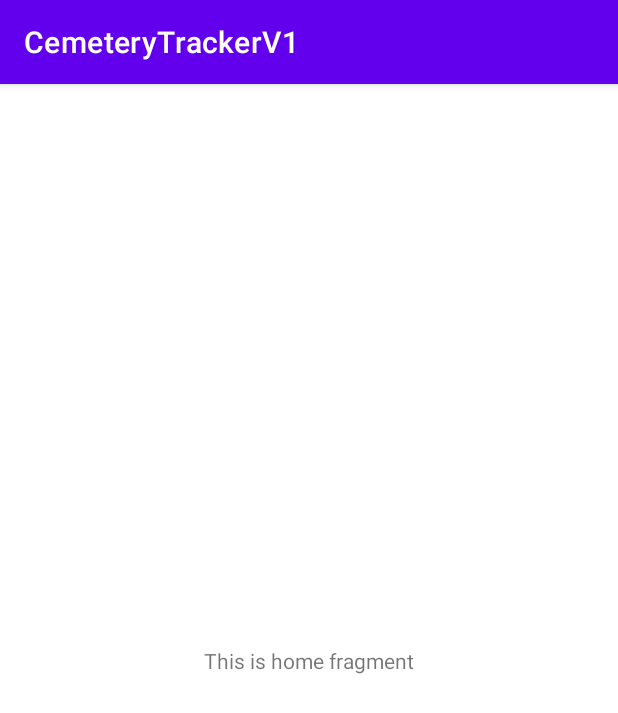
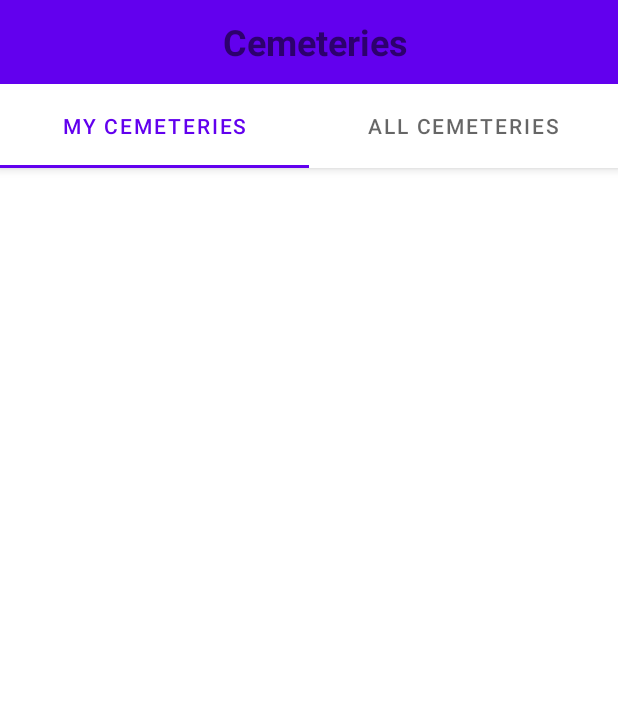
Before and after one commit to slscott9/CemeteryTrackerV1Jan, an Android app: the HomeFragment screen opened through its navigation route, on a phone screen of 412 x 824 dp. Shown: the top 713 px of the screen. Run offline under Robolectric (Android 15) with nearby library versions, the phone set to English and light mode, and no system bars; our stand-ins replace Dagger/Hilt's generated code, data binding; libraries missing offline, so code that uses them is left out: androidx.hilt.lifecycle; 3 statements that could not run were skipped.

Commit message:
Added View pager to Home Fragment which hosts MyCemeteriesFragment.kt and AllCemeteriesFragment.kt

```diff
--- /dev/null
+++ b/app/src/main/java/com/sscott/cemeterytrackerv1/ui/adapters/CemViewPagerAdapter.kt
@@ -0,0 +1,29 @@
+package com.sscott.cemeterytrackerv1.ui.adapters
+
+import androidx.fragment.app.Fragment
+import androidx.viewpager2.adapter.FragmentStateAdapter
+import com.sscott.cemeterytrackerv1.ui.home.allcems.AllCemeteriesFragment
+import com.sscott.cemeterytrackerv1.ui.home.mycems.MyCemeteriesFragment
+
+
+const val MYCEMS_INDEX = 0
+const val ALLCEMS_INDEX = 1
+
+
+class CemViewPagerAdapter(fragment : Fragment) : FragmentStateAdapter(fragment) {
+
+    private val tabCreator = mapOf(
+        MYCEMS_INDEX to MyCemeteriesFragment(),
+        ALLCEMS_INDEX to AllCemeteriesFragment()
+    )
+
+    override fun getItemCount(): Int {
+        return tabCreator.size
+    }
+
+    override fun createFragment(position: Int): Fragment {
+        return tabCreator[position]!!
+    }
+
+
+}
--- a/app/src/main/java/com/sscott/cemeterytrackerv1/ui/home/HomeFragment.kt
+++ b/app/src/main/java/com/sscott/cemeterytrackerv1/ui/home/HomeFragment.kt
@@ -8,29 +8,23 @@ import android.view.View
 import android.view.ViewGroup
 import androidx.databinding.DataBindingUtil
 import androidx.navigation.fragment.findNavController
+import com.google.android.material.tabs.TabLayoutMediator
 import com.sscott.cemeterytrackerv1.R
 import com.sscott.cemeterytrackerv1.databinding.FragmentHomeBinding
 import com.sscott.cemeterytrackerv1.other.Constants.KEY_LOGGED_IN_EMAIL
 import com.sscott.cemeterytrackerv1.other.Constants.KEY_PASSWORD
 import com.sscott.cemeterytrackerv1.other.Constants.NO_EMAIL
 import com.sscott.cemeterytrackerv1.other.Constants.NO_PASSWORD
+import com.sscott.cemeterytrackerv1.ui.adapters.ALLCEMS_INDEX
+import com.sscott.cemeterytrackerv1.ui.adapters.CemViewPagerAdapter
+import com.sscott.cemeterytrackerv1.ui.adapters.MYCEMS_INDEX
 import dagger.hilt.android.AndroidEntryPoint
 import javax.inject.Inject
 
 @AndroidEntryPoint
 class HomeFragment : Fragment() {
 
-
-
     private lateinit var binding : FragmentHomeBinding
-
-
-    override fun onCreate(savedInstanceState: Bundle?) {
-        super.onCreate(savedInstanceState)
-
-
-
-    }
 
     override fun onCreateView(
         inflater: LayoutInflater, container: ViewGroup?,
@@ -40,10 +34,26 @@ class HomeFragment : Fragment() {
         binding = DataBindingUtil.inflate(inflater, R.layout.fragment_home, container, false)
         binding.lifecycleOwner = viewLifecycleOwner
 
+        val tabLayout = binding.cemTabLayout
+        val viewPager = binding.cemViewPager
+
+        viewPager.adapter = CemViewPagerAdapter(this)
+
+        TabLayoutMediator(tabLayout, viewPager){tab, pos ->
+        tab.text = getTabTitle(pos)
+        }.attach()
+
         return binding.root
+    }
+
+    fun getTabTitle(position : Int): String {
+        return when(position){
+            MYCEMS_INDEX -> "My Cemeteries"
+            ALLCEMS_INDEX -> "All Cemeteries"
+            else -> ""
+        }
     }
 
 
 
-
 }
--- /dev/null
+++ b/app/src/main/java/com/sscott/cemeterytrackerv1/ui/home/allcems/AllCemeteriesFragment.kt
@@ -0,0 +1,24 @@
+package com.sscott.cemeterytrackerv1.ui.home.allcems
+
+import android.os.Bundle
+import androidx.fragment.app.Fragment
+import android.view.LayoutInflater
+import android.view.View
+import android.view.ViewGroup
+import com.sscott.cemeterytrackerv1.R
+
+
+class AllCemeteriesFragment : Fragment() {
+
+
+
+    override fun onCreateView(
+        inflater: LayoutInflater, container: ViewGroup?,
+        savedInstanceState: Bundle?
+    ): View? {
+        // Inflate the layout for this fragment
+        return inflater.inflate(R.layout.fragment_all_cemeteries, container, false)
+    }
+
+
+}
--- /dev/null
+++ b/app/src/main/java/com/sscott/cemeterytrackerv1/ui/home/mycems/MyCemeteriesFragment.kt
@@ -0,0 +1,23 @@
+package com.sscott.cemeterytrackerv1.ui.home.mycems
+
+import android.os.Bundle
+import androidx.fragment.app.Fragment
+import android.view.LayoutInflater
+import android.view.View
+import android.view.ViewGroup
+import com.sscott.cemeterytrackerv1.R
+
+
+class MyCemeteriesFragment : Fragment() {
+
+
+    override fun onCreateView(
+        inflater: LayoutInflater, container: ViewGroup?,
+        savedInstanceState: Bundle?
+    ): View? {
+        // Inflate the layout for this fragment
+        return inflater.inflate(R.layout.fragment_my_cemeteries, container, false)
+    }
+
+
+}
--- /dev/null
+++ b/app/src/main/res/layout/fragment_all_cemeteries.xml
@@ -0,0 +1,14 @@
+<?xml version="1.0" encoding="utf-8"?>
+<FrameLayout xmlns:android="http://schemas.android.com/apk/res/android"
+    xmlns:tools="http://schemas.android.com/tools"
+    android:layout_width="match_parent"
+    android:layout_height="match_parent"
+    tools:context=".ui.home.allcems.AllCemeteriesFragment">
+
+    <!-- TODO: Update blank fragment layout -->
+    <TextView
+        android:layout_width="match_parent"
+        android:layout_height="match_parent"
+        android:text="@string/hello_blank_fragment" />
+
+</FrameLayout>
--- a/app/src/main/res/layout/fragment_home.xml
+++ b/app/src/main/res/layout/fragment_home.xml
@@ -4,17 +4,54 @@
     xmlns:tools="http://schemas.android.com/tools"
     tools:context=".ui.home.HomeFragment">
 
-    <androidx.constraintlayout.widget.ConstraintLayout
+    <androidx.coordinatorlayout.widget.CoordinatorLayout
         android:layout_width="match_parent"
         android:layout_height="match_parent">
 
-        <TextView
-            android:layout_width="wrap_content"
-            android:layout_height="wrap_content"
-            android:text="This is home fragment"
-            app:layout_constraintBottom_toBottomOf="parent"
-            app:layout_constraintEnd_toEndOf="parent"
-            app:layout_constraintStart_toStartOf="parent"
-            app:layout_constraintTop_toTopOf="parent" />
-    </androidx.constraintlayout.widget.ConstraintLayout>
+        <com.google.android.material.appbar.AppBarLayout
+            android:layout_width="match_parent"
+            android:layout_height="wrap_content">
+
+            <com.google.android.material.appbar.CollapsingToolbarLayout
+                android:id="@+id/collToolbarLayout"
+                android:layout_width="match_parent"
+                android:layout_height="wrap_content"
+                app:layout_scrollFlags="scroll|snap">
+
+                <com.google.android.material.appbar.MaterialToolbar
+                    android:id="@+id/toolbar"
+                    android:layout_width="match_parent"
+                    android:layout_height="match_parent"
+                    android:layout_gravity="center"
+                    android:background="?attr/colorPrimary"
+                    app:titleTextColor="@color/white">
+
+                    <TextView
+                        android:layout_width="match_parent"
+                        android:layout_height="wrap_content"
+                        android:paddingEnd="8dp"
+                        android:gravity="center"
+                        android:text="@string/cemeteries"
+                        android:textAlignment="center"
+                        android:textSize="24sp"
+                        android:textStyle="bold" />
+                </com.google.android.material.appbar.MaterialToolbar>
+
+            </com.google.android.material.appbar.CollapsingToolbarLayout>
+
+            <com.google.android.material.tabs.TabLayout
+                android:id="@+id/cemTabLayout"
+                android:layout_width="match_parent"
+                android:layout_height="?actionBarSize"/>
+
+        </com.google.android.material.appbar.AppBarLayout>
+
+        <androidx.viewpager2.widget.ViewPager2
+            android:id="@+id/cemViewPager"
+            android:layout_width="match_parent"
+            android:layout_height="match_parent"
+            app:layout_behavior="com.google.android.material.appbar.AppBarLayout$ScrollingViewBehavior"/>
+
+
+    </androidx.coordinatorlayout.widget.CoordinatorLayout>
 </layout>
--- /dev/null
+++ b/app/src/main/res/layout/fragment_my_cemeteries.xml
@@ -0,0 +1,26 @@
+<?xml version="1.0" encoding="utf-8"?>
+<layout xmlns:android="http://schemas.android.com/apk/res/android"
+    xmlns:tools="http://schemas.android.com/tools"
+    tools:context=".ui.home.mycems.MyCemeteriesFragment">
+
+    <androidx.coordinatorlayout.widget.CoordinatorLayout
+        android:layout_width="match_parent"
+        android:layout_height="match_parent">
+
+        <androidx.swiperefreshlayout.widget.SwipeRefreshLayout
+            android:id="@+id/swiperefresh"
+            android:layout_width="match_parent"
+            android:layout_height="match_parent">
+
+            <ListView
+                android:id="@android:id/list"
+                android:layout_width="match_parent"
+                android:layout_height="match_parent" />
+
+        </androidx.swiperefreshlayout.widget.SwipeRefreshLayout>
+
+    </androidx.coordinatorlayout.widget.CoordinatorLayout>
+
+
+
+</layout>
--- a/app/src/main/res/navigation/main_nav.xml
+++ b/app/src/main/res/navigation/main_nav.xml
@@ -36,8 +36,8 @@
     <fragment
         android:id="@+id/homeFragment"
         android:name="com.sscott.cemeterytrackerv1.ui.home.HomeFragment"
-        android:label="fragment_home"
-        tools:layout="@layout/fragment_home" >
+        android:label="Cemeteries"
+        tools:layout="@layout/fragment_home">
         <action
             android:id="@+id/action_homeFragment_to_cemeteryDetailFragment"
             app:destination="@id/cemeteryDetailFragment" />
--- a/app/src/main/res/values/strings.xml
+++ b/app/src/main/res/values/strings.xml
@@ -7,4 +7,5 @@
     <string name="sign_in">Sign in</string>
     <string name="register">Register</string>
     <string name="welcome_to_cemetery_tracker">Welcome to Cemetery Tracker</string>
+    <string name="cemeteries">Cemeteries</string>
 </resources>
--- a/app/src/main/res/values/themes.xml
+++ b/app/src/main/res/values/themes.xml
@@ -1,6 +1,6 @@
 <resources xmlns:tools="http://schemas.android.com/tools">
     <!-- Base application theme. -->
-    <style name="Theme.CemeteryTrackerV1" parent="Theme.MaterialComponents.DayNight.DarkActionBar">
+    <style name="Theme.CemeteryTrackerV1" parent="Theme.MaterialComponents.DayNight.NoActionBar">
         <!-- Primary brand color. -->
         <item name="colorPrimary">@color/purple_500</item>
         <item name="colorPrimaryVariant">@color/purple_700</item>
```
